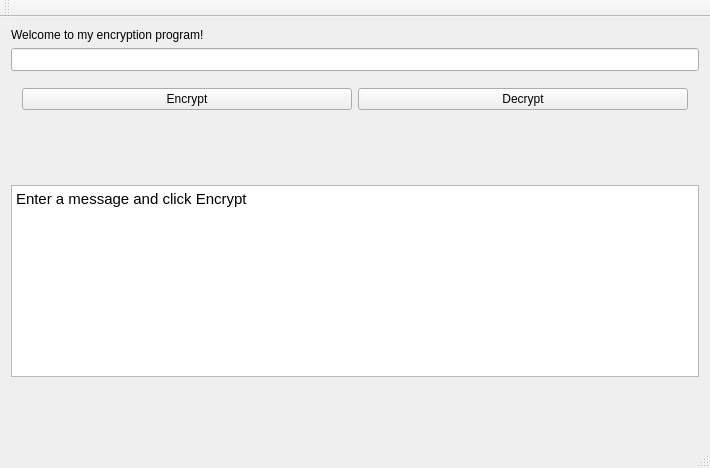
First picture: the form in mainwindow.ui, repository jessicp0249/EnKrypt, before the edit.
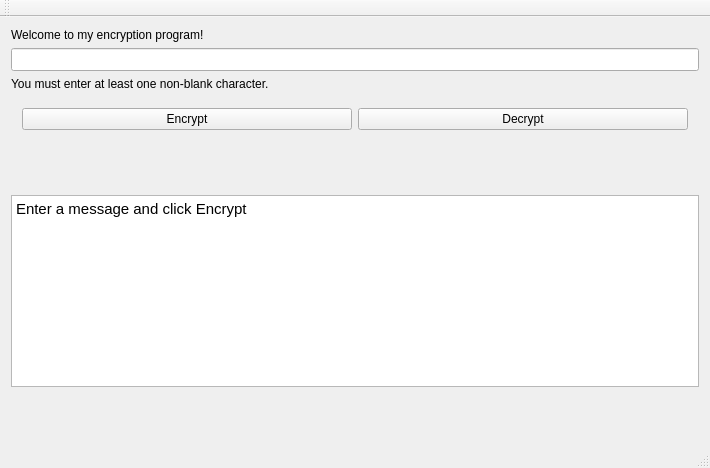
Second picture: the form after the edit.

Diff of the .ui file:
```diff
--- a/mainwindow.ui
+++ b/mainwindow.ui
@@ -31,6 +31,13 @@
       </property>
      </widget>
     </item>
+    <item>
+     <widget class="QLabel" name="warning_label">
+      <property name="text">
+       <string>You must enter at least one non-blank character.</string>
+      </property>
+     </widget>
+    </item>
     <item>
      <widget class="QWidget" name="widget_2" native="true">
       <layout class="QHBoxLayout" name="horizontalLayout">
```
